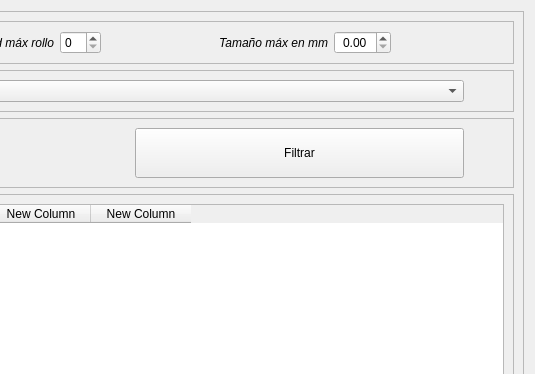
Old version of the form frontend/UI/form_historico_controles.ui in the repository PacoG86/isli; both pictures show x 582 to 1117 and y 0 to 374 of the 1117 by 643 pixel window.
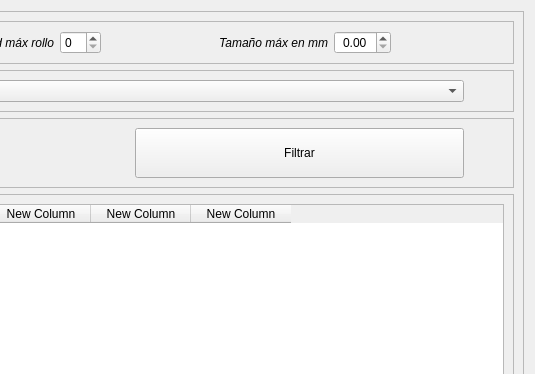
New version of the form. Icons and pictures are not drawn.

Commit message: commit repetido por error

```diff
--- a/frontend/UI/form_historico_controles.ui
+++ b/frontend/UI/form_historico_controles.ui
@@ -405,6 +405,11 @@
                <string>New Column</string>
               </property>
              </column>
+             <column>
+              <property name="text">
+               <string>New Column</string>
+              </property>
+             </column>
             </widget>
            </item>
           </layout>
```
The commit also changes 2 other files.
